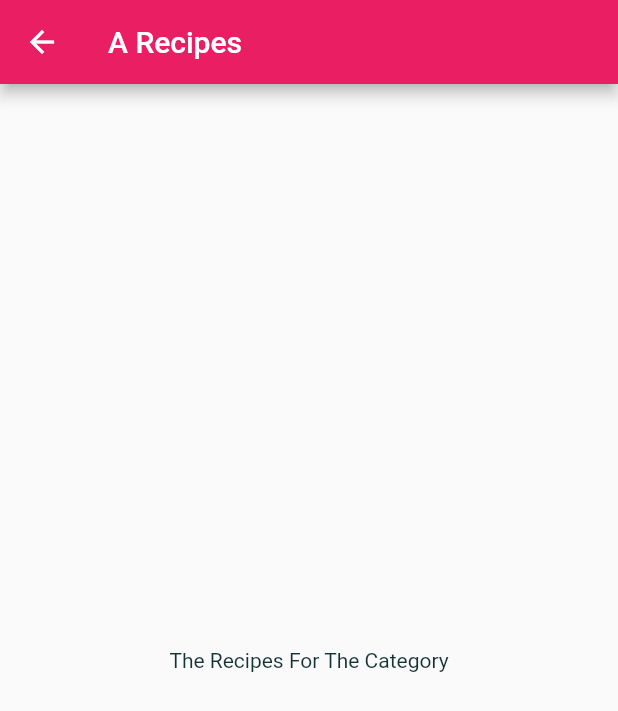
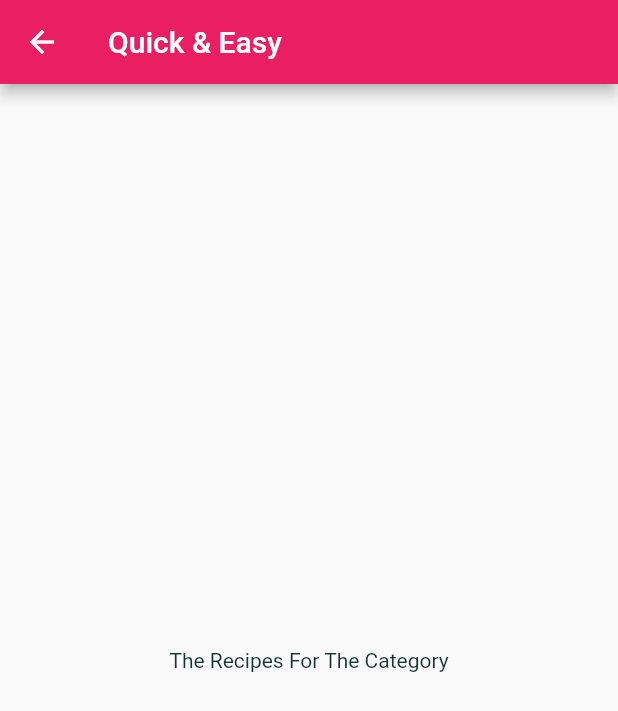
Before and after one commit to varshil-shah/meal-app, a Flutter app: the screen it shows after launch, after a tap on "Quick & Easy", on a phone screen of 412 x 824 dp. Shown: the top 711 px of the screen. Run offline on Flutter 3.47's test engine with Material 2 defaults, Android fonts, the phone set to English and light mode, and no system bars.

Commit message:
:art: Passing data to catergory_meals widget

```diff
--- a/lib/screens/categories.dart
+++ b/lib/screens/categories.dart
@@ -14,6 +14,7 @@ class CatogriesScreen extends StatelessWidget {
         children: DUMMY_CATEGORIES
             .map(
               (categoryData) => CategoryItem(
+                id: categoryData.id,
                 title: categoryData.title,
                 color: categoryData.color,
               ),
--- a/lib/screens/category_meals.dart
+++ b/lib/screens/category_meals.dart
@@ -1,13 +1,20 @@
 import 'package:flutter/material.dart';
 
 class CategoryMeals extends StatelessWidget {
-  const CategoryMeals({Key? key}) : super(key: key);
+  final String id;
+  final String title;
+
+  const CategoryMeals({
+    Key? key,
+    required this.id,
+    required this.title,
+  }) : super(key: key);
 
   @override
   Widget build(BuildContext context) {
     return Scaffold(
       appBar: AppBar(
-        title: const Text("A Recipes"),
+        title: Text(title),
       ),
       body: const Center(
         child: Text("The Recipes For The Category"),
--- a/lib/widgets/category_item.dart
+++ b/lib/widgets/category_item.dart
@@ -2,10 +2,12 @@ import 'package:flutter/material.dart';
 import 'package:meal_app/screens/category_meals.dart';
 
 class CategoryItem extends StatelessWidget {
+  final String id;
   final String title;
   final Color color;
 
   CategoryItem({
+    required this.id,
     required this.title,
     required this.color,
   });
@@ -13,7 +15,7 @@ class CategoryItem extends StatelessWidget {
   void selectedCategory(BuildContext ctx) {
     Navigator.of(ctx).push(
       MaterialPageRoute(
-        builder: (_) => const CategoryMeals(),
+        builder: (_) => CategoryMeals(id: id, title: title),
       ),
     );
   }
```
